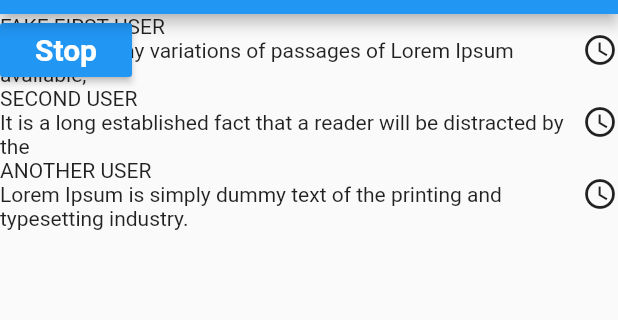
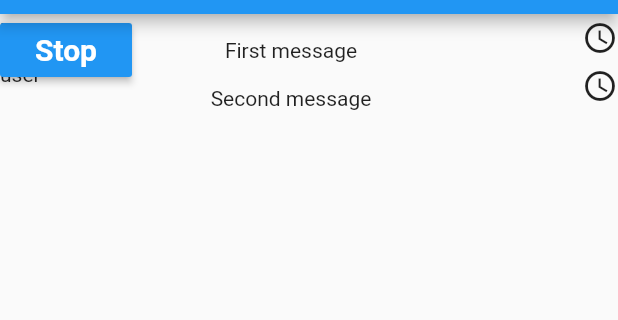
Before and after one commit to artem1989/QwilTest, a Flutter app: the screen it shows after launch, on a phone screen of 412 x 824 dp, the part 70-390 px from its top. Run offline on Flutter 3.47's test engine with Material 2 defaults, Android fonts, the phone set to English and light mode, and no system bars; our stand-ins replace flutter_redux, redux, rxdart.

Commit message:
Added redux flow

```diff
--- a/lib/main.dart
+++ b/lib/main.dart
@@ -1,22 +1,28 @@
 import 'package:flutter/material.dart';
 import 'package:flutter_redux/flutter_redux.dart';
+import 'package:qwil_flutter_test/message.dart';
+import 'package:qwil_flutter_test/message_row_item.dart';
 import 'package:redux/redux.dart';
 
 import 'package:qwil_flutter_test/redux/reducers.dart';
 import 'package:qwil_flutter_test/redux/app_state.dart';
 
-void main() => runApp(new MyApp());
+void main() {
+  final store = new Store<AppState>(
+      appStateReducers,
+      initialState: AppState.initial());
+  runApp(new ForeverAloneApp(store));
+}
 
-class MyApp extends StatelessWidget {
-  MyApp({Key key}) : super(key: key);
+class ForeverAloneApp extends StatelessWidget {
+  final Store<AppState> store;
+
+  ForeverAloneApp(this.store);
 
   @override
   Widget build(BuildContext context) {
     return new StoreProvider<AppState>(
-        store: new Store<AppState>(
-          appStateReducer,
-          initialState: AppState.initial(),
-        ),
+        store: this.store,
         child: new MaterialApp(
           title: 'Forever Alone',
           theme: new ThemeData(
@@ -42,7 +48,7 @@ class MyHomePage extends StatelessWidget {
         child: new Container(
           child: new Stack(
             children: <Widget>[
-              _mainDashboard(),
+              MessagesList(),
               _toggleButton(),
             ],
           ),
@@ -51,45 +57,6 @@ class MyHomePage extends StatelessWidget {
     );
   }
 
-  Widget _mainDashboard() {
-    return new Column(
-      children: <Widget>[
-        _messageRow('FAKE FIRST USER',
-            "There are many variations of passages of Lorem Ipsum available,"),
-        _messageRow('SECOND USER',
-            "It is a long established fact that a reader will be distracted by the"),
-        _messageRow('ANOTHER USER',
-            "Lorem Ipsum is simply dummy text of the printing and typesetting industry."),
-      ],
-    );
-  }
-
-  Widget _messageRow(String user, String message) {
-    return Row(
-      children: [
-        Expanded(
-          child: Column(
-            children: [
-              Container(
-                child: new Align(
-                  alignment: Alignment.centerLeft,
-                  child: Text(
-                    user,
-                  ),
-                ),
-              ),
-              Text(
-                message,
-              ),
-            ],
-          ),
-        ),
-        Icon(
-          Icons.access_time,
-        ),
-      ],
-    );
-  }
 
   Widget _toggleButton() {
     return new RaisedButton(
@@ -106,5 +73,23 @@ class MyHomePage extends StatelessWidget {
     );
   }
 
-  void _toggleSimulation() {}
+  void _toggleSimulation() {
+
+  }
 }
+
+class MessagesList extends StatelessWidget
+{
+  @override
+  Widget build(BuildContext context) {
+    return new StoreConnector<AppState, List<MessageItem>>(
+      converter: (store) => store.state.messageItems,
+      builder: (context, list) {
+        return new ListView.builder(
+            itemCount: list.length,
+            itemBuilder: (context, position) =>
+            new MessageRow("user", list[position].text));
+      },
+    );
+  }
+}
--- /dev/null
+++ b/lib/message.dart
@@ -0,0 +1,15 @@
+class MessageItem {
+  String text;
+
+  MessageItem(this.text);
+
+  MessageItem.fromJson(Map<String, dynamic> json)
+      : text = json['text'];
+
+  Map<String, dynamic> toJson() => {'text': text};
+
+  @override
+  String toString() {
+    return "$text";
+  }
+}
--- /dev/null
+++ b/lib/message_row_item.dart
@@ -0,0 +1,39 @@
+import 'dart:core';
+
+import 'package:flutter/material.dart';
+
+class MessageRow extends StatelessWidget {
+  final String message;
+  final String user;
+
+  MessageRow(this.user, this.message);
+
+  @override
+  Widget build(BuildContext context) {
+    return Row(
+      children: [
+        Expanded(
+          child: Column(
+            children: [
+              Container(
+                child: new Align(
+                  alignment: Alignment.centerLeft,
+                  child: Text(
+                    user,
+                  ),
+                ),
+              ),
+              Text(
+                message,
+              ),
+            ],
+          ),
+        ),
+        Icon(
+          Icons.access_time,
+        ),
+      ],
+    );
+  }
+
+}
--- a/lib/redux/actions.dart
+++ b/lib/redux/actions.dart
@@ -1 +1,11 @@
-class UISimulationToggle {}
+import 'package:qwil_flutter_test/message.dart';
+
+class UISimulationToggle {
+
+}
+
+class AddItemAction {
+  final MessageItem item;
+
+  AddItemAction(this.item);
+}
--- a/lib/redux/app_state.dart
+++ b/lib/redux/app_state.dart
@@ -1,7 +1,24 @@
+import 'package:qwil_flutter_test/message.dart';
+
 class AppState {
-  AppState();
+  static var empty = AppState(new List());
+
+  final List<MessageItem> messageItems;
+
+  AppState(this.messageItems);
 
   factory AppState.initial() {
-    return AppState();
+    List<MessageItem> initial = [MessageItem("First message"), MessageItem("Second message")];
+    return AppState(initial);
   }
+
+  AppState.fromJson(Map<String, dynamic> json)
+      : messageItems = (json['messageItems'] as List)
+      .map((i) => new MessageItem.fromJson(i as Map<String, dynamic>))
+      .toList();
+
+  Map<String, dynamic> toJson() => {'messageItems': messageItems};
+
+  @override
+  String toString() => "$messageItems";
 }
--- a/lib/redux/reducers.dart
+++ b/lib/redux/reducers.dart
@@ -1,12 +1,22 @@
-import 'package:redux/redux.dart';
+import 'package:qwil_flutter_test/message.dart';
 
 import 'package:qwil_flutter_test/redux/actions.dart';
 import 'package:qwil_flutter_test/redux/app_state.dart';
 
-final appStateReducer = combineReducers<AppState>([
-  TypedReducer<AppState, UISimulationToggle>(_onSimulationToggle),
-]);
+AppState appStateReducers(AppState state, dynamic action) {
+  if (action is AddItemAction) {
+    return _addItem(state.messageItems, action);
+  } else if (action is UISimulationToggle) {
+    return _onSimulationToggle(state, action);
+  }
+  return state;
+}
+
 
 AppState _onSimulationToggle(AppState state, UISimulationToggle action) {
-  return AppState();
+  return AppState(state.messageItems);
 }
+
+AppState _addItem(List<MessageItem> items, AddItemAction action) {
+  return new AppState(List.from(items)..add(action.item));
+}
```
Also changed, not shown: 1 other file.
